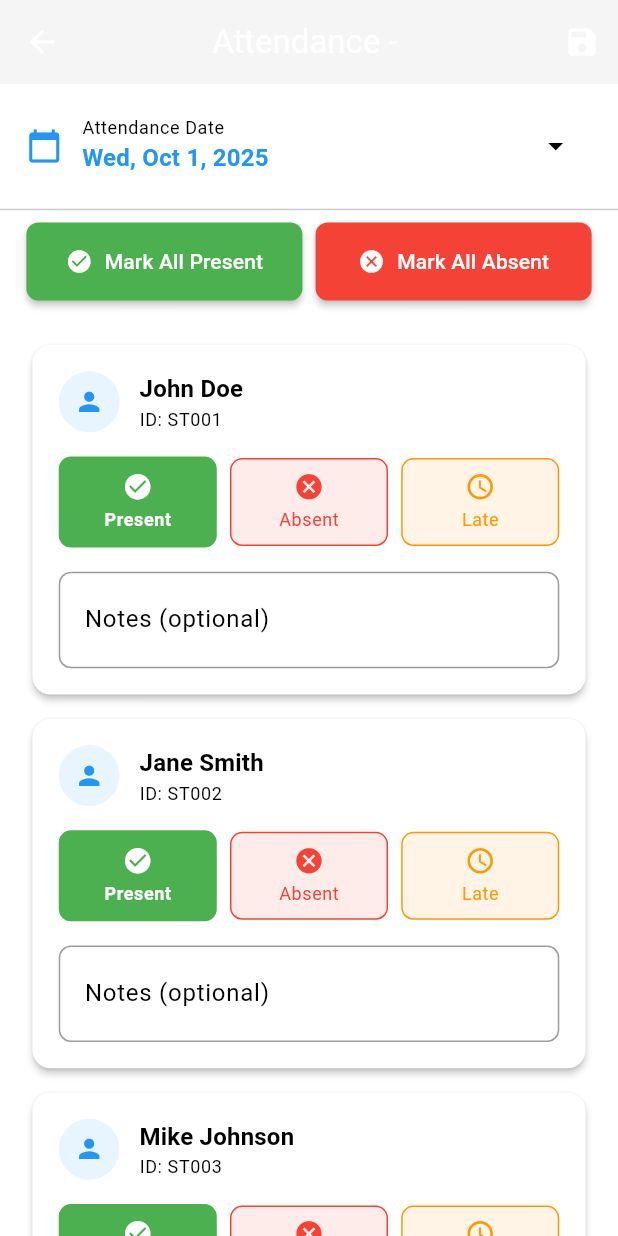
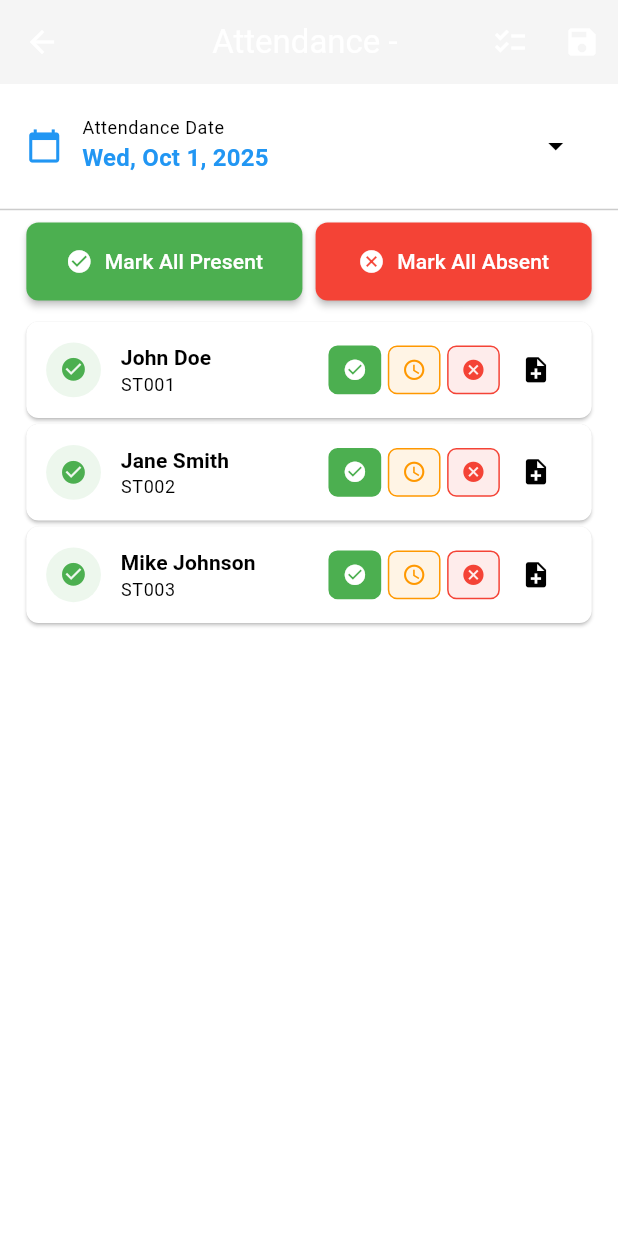
Before and after one commit to blingyplus/school-daily-fee-app, a Flutter app: the AttendanceMarkingPage screen opened directly with empty values, on a phone screen of 412 x 824 dp. Run offline on Flutter 3.47's test engine with Material 3 defaults, Android fonts, the phone set to English and light mode, and no system bars; our stand-ins replace connectivity_plus, dio, equatable, file_picker, flutter_bloc, flutter_screenutil and 7 more; missing offline and left inert: excel; accounts and stored records are empty.

Commit message:
Implement selection mode in attendance marking page, allowing users to select multiple students and mark their attendance as present or absent. Update UI components to reflect selection state and enhance user interaction with new action buttons. Refactor attendance student card to support selection and improve visual feedback for selected students.

```diff
--- a/lib/features/attendance/presentation/pages/attendance_marking_page.dart
+++ b/lib/features/attendance/presentation/pages/attendance_marking_page.dart
@@ -30,8 +30,10 @@ class _AttendanceMarkingPageState extends State<AttendanceMarkingPage> {
   DateTime _selectedDate = DateTime.now();
   final Map<String, AttendanceStatus> _attendanceMap = {};
   final Map<String, String> _notesMap = {};
+  final Set<String> _selectedStudents = {};
   List<Student> _students = [];
   bool _isLoading = true;
+  bool _isSelectionMode = false;
 
   @override
   void initState() {
@@ -86,10 +88,24 @@ class _AttendanceMarkingPageState extends State<AttendanceMarkingPage> {
   Widget build(BuildContext context) {
     return Scaffold(
       appBar: AppBar(
-        title: Text('Attendance - ${widget.className}'),
+        title: Text(_isSelectionMode
+            ? '${_selectedStudents.length} selected'
+            : 'Attendance - ${widget.className}'),
         backgroundColor: Theme.of(context).colorScheme.background,
         elevation: 0,
-        actions: [
+        leading: _isSelectionMode
+            ? IconButton(
+                icon: const Icon(Icons.close),
+                onPressed: _exitSelectionMode,
+              )
+            : null,
+        actions: _isSelectionMode
+            ? _buildSelectionModeActions()
+            : [
+                IconButton(
+                  icon: const Icon(Icons.checklist),
+                  onPressed: _enterSelectionMode,
+                ),
                 IconButton(
                   icon: const Icon(Icons.save),
                   onPressed: _saveAttendance,
@@ -111,8 +127,11 @@ class _AttendanceMarkingPageState extends State<AttendanceMarkingPage> {
                   },
                 ),
 
-                // Quick Actions
-                _buildQuickActions(),
+                // Quick Actions (only show when not in selection mode)
+                if (!_isSelectionMode) _buildQuickActions(),
+
+                // Selection Actions (only show when in selection mode)
+                if (_isSelectionMode) _buildSelectionActions(),
 
                 // Students List
                 Expanded(
@@ -140,20 +159,24 @@ class _AttendanceMarkingPageState extends State<AttendanceMarkingPage> {
                       }
 
                       return ListView.builder(
-                        padding: EdgeInsets.all(AppConstants.defaultPadding.w),
+                        padding: EdgeInsets.symmetric(
+                          horizontal: AppConstants.defaultPadding.w,
+                          vertical: 4.h,
+                        ),
                         itemCount: _students.length,
                         itemBuilder: (context, index) {
                           final student = _students[index];
                           final attendanceStatus = _attendanceMap[student.id] ??
                               AttendanceStatus.present;
                           final notes = _notesMap[student.id] ?? '';
+                          final isSelected =
+                              _selectedStudents.contains(student.id);
 
-                          return Padding(
-                            padding: EdgeInsets.only(bottom: 8.h),
-                            child: AttendanceStudentCard(
+                          return AttendanceStudentCard(
                             student: student,
                             attendanceStatus: attendanceStatus,
                             notes: notes,
+                            isSelected: isSelected,
                             onStatusChanged: (status) {
                               setState(() {
                                 _attendanceMap[student.id] = status;
@@ -164,7 +187,17 @@ class _AttendanceMarkingPageState extends State<AttendanceMarkingPage> {
                                 _notesMap[student.id] = notes;
                               });
                             },
-                            ),
+                            onSelectionChanged: _isSelectionMode
+                                ? (selected) {
+                                    setState(() {
+                                      if (selected) {
+                                        _selectedStudents.add(student.id);
+                                      } else {
+                                        _selectedStudents.remove(student.id);
+                                      }
+                                    });
+                                  }
+                                : null,
                           );
                         },
                       );
@@ -228,6 +261,93 @@ class _AttendanceMarkingPageState extends State<AttendanceMarkingPage> {
     });
   }
 
+  Widget _buildSelectionActions() {
+    return Container(
+      padding: EdgeInsets.symmetric(
+        horizontal: AppConstants.defaultPadding.w,
+        vertical: AppConstants.smallPadding.h,
+      ),
+      child: Row(
+        children: [
+          Expanded(
+            child: ElevatedButton.icon(
+              onPressed: _selectedStudents.isNotEmpty
+                  ? () => _markSelectedPresent()
+                  : null,
+              icon: const Icon(Icons.check_circle),
+              label: const Text('Mark Selected Present'),
+              style: ElevatedButton.styleFrom(
+                backgroundColor: Colors.green,
+                foregroundColor: Colors.white,
+                padding: EdgeInsets.symmetric(vertical: 12.h),
+              ),
+            ),
+          ),
+          SizedBox(width: 8.w),
+          Expanded(
+            child: ElevatedButton.icon(
+              onPressed: _selectedStudents.isNotEmpty
+                  ? () => _markSelectedAbsent()
+                  : null,
+              icon: const Icon(Icons.cancel),
+              label: const Text('Mark Selected Absent'),
+              style: ElevatedButton.styleFrom(
+                backgroundColor: Colors.red,
+                foregroundColor: Colors.white,
+                padding: EdgeInsets.symmetric(vertical: 12.h),
+              ),
+            ),
+          ),
+        ],
+      ),
+    );
+  }
+
+  List<Widget> _buildSelectionModeActions() {
+    return [
+      if (_selectedStudents.isNotEmpty) ...[
+        IconButton(
+          icon: const Icon(Icons.check_circle),
+          onPressed: _markSelectedPresent,
+        ),
+        IconButton(
+          icon: const Icon(Icons.cancel),
+          onPressed: _markSelectedAbsent,
+        ),
+      ],
+    ];
+  }
+
+  void _enterSelectionMode() {
+    setState(() {
+      _isSelectionMode = true;
+      _selectedStudents.clear();
+    });
+  }
+
+  void _exitSelectionMode() {
+    setState(() {
+      _isSelectionMode = false;
+      _selectedStudents.clear();
+    });
+  }
+
+  void _markSelectedPresent() {
+    setState(() {
+      for (final studentId in _selectedStudents) {
+        _attendanceMap[studentId] = AttendanceStatus.present;
+      }
+    });
+  }
+
+  void _markSelectedAbsent() {
+    setState(() {
+      for (final studentId in _selectedStudents) {
+        _attendanceMap[studentId] = AttendanceStatus.absent;
+      }
+    });
+  }
+
   void _loadAttendanceForDate(DateTime date) {
     // TODO: Load existing attendance records for the date
     // This would typically fetch from the database
--- a/lib/features/attendance/presentation/widgets/attendance_student_card.dart
+++ b/lib/features/attendance/presentation/widgets/attendance_student_card.dart
@@ -7,167 +7,219 @@ class AttendanceStudentCard extends StatelessWidget {
   final Student student;
   final AttendanceStatus attendanceStatus;
   final String notes;
+  final bool isSelected;
   final ValueChanged<AttendanceStatus> onStatusChanged;
   final ValueChanged<String> onNotesChanged;
+  final VoidCallback? onTap;
+  final ValueChanged<bool>? onSelectionChanged;
 
   const AttendanceStudentCard({
     super.key,
     required this.student,
     required this.attendanceStatus,
     required this.notes,
+    this.isSelected = false,
     required this.onStatusChanged,
     required this.onNotesChanged,
+    this.onTap,
+    this.onSelectionChanged,
   });
 
   @override
   Widget build(BuildContext context) {
     return Card(
-      elevation: 2,
+      elevation: 1,
+      margin: EdgeInsets.symmetric(vertical: 2.h),
       shape: RoundedRectangleBorder(
-        borderRadius: BorderRadius.circular(12.r),
+        borderRadius: BorderRadius.circular(8.r),
+        side: isSelected
+            ? BorderSide(color: Theme.of(context).colorScheme.primary, width: 2)
+            : BorderSide.none,
       ),
+      child: InkWell(
+        onTap: onTap,
+        borderRadius: BorderRadius.circular(8.r),
         child: Padding(
-        padding: EdgeInsets.all(16.w),
-        child: Column(
-          crossAxisAlignment: CrossAxisAlignment.start,
+          padding: EdgeInsets.symmetric(horizontal: 12.w, vertical: 8.h),
+          child: Row(
             children: [
-            // Student Info
-            Row(
-              children: [
+              // Selection Checkbox (only show when selection mode is enabled)
+              if (onSelectionChanged != null) ...[
+                Checkbox(
+                  value: isSelected,
+                  onChanged: (value) => onSelectionChanged!(value ?? false),
+                  materialTapTargetSize: MaterialTapTargetSize.shrinkWrap,
+                ),
+                SizedBox(width: 8.w),
+              ],
+
+              // Student Avatar
               CircleAvatar(
-                  radius: 20.r,
+                radius: 18.r,
                 backgroundColor:
-                      Theme.of(context).colorScheme.primary.withOpacity(0.1),
+                    _getStatusColor(attendanceStatus).withOpacity(0.1),
                 child: Icon(
-                    Icons.person,
-                    size: 20.sp,
-                    color: Theme.of(context).colorScheme.primary,
+                  _getStatusIcon(attendanceStatus),
+                  size: 18.sp,
+                  color: _getStatusColor(attendanceStatus),
                 ),
               ),
+
               SizedBox(width: 12.w),
+
+              // Student Info
               Expanded(
                 child: Column(
                   crossAxisAlignment: CrossAxisAlignment.start,
                   children: [
                     Text(
                       student.fullName,
-                        style:
-                            Theme.of(context).textTheme.titleMedium?.copyWith(
-                                  fontWeight: FontWeight.bold,
+                      style: Theme.of(context).textTheme.titleSmall?.copyWith(
+                            fontWeight: FontWeight.w600,
                           ),
+                      maxLines: 1,
+                      overflow: TextOverflow.ellipsis,
                     ),
                     Text(
-                        'ID: ${student.studentId}',
+                      student.studentId,
                       style: Theme.of(context).textTheme.bodySmall?.copyWith(
-                              color: Theme.of(context)
-                                  .colorScheme
-                                  .onSurfaceVariant,
+                            color:
+                                Theme.of(context).colorScheme.onSurfaceVariant,
                           ),
                     ),
                   ],
                 ),
               ),
-              ],
+
+              // Status Toggle Buttons
+              Row(
+                mainAxisSize: MainAxisSize.min,
+                children: [
+                  _buildStatusToggle(
+                    context,
+                    AttendanceStatus.present,
+                    Icons.check_circle,
+                    Colors.green,
                   ),
-
-            SizedBox(height: 16.h),
-
-            // Attendance Status Buttons
-            Row(
-              children: [
-                Expanded(
-                  child: _buildStatusButton(
+                  SizedBox(width: 4.w),
+                  _buildStatusToggle(
                     context,
-                    'Present',
-                    AttendanceStatus.present,
-                    Colors.green,
-                    Icons.check_circle,
+                    AttendanceStatus.late,
+                    Icons.schedule,
+                    Colors.orange,
                   ),
-                ),
-                SizedBox(width: 8.w),
-                Expanded(
-                  child: _buildStatusButton(
+                  SizedBox(width: 4.w),
+                  _buildStatusToggle(
                     context,
-                    'Absent',
                     AttendanceStatus.absent,
+                    Icons.cancel,
                     Colors.red,
-                    Icons.cancel,
-                  ),
-                ),
-                SizedBox(width: 8.w),
-                Expanded(
-                  child: _buildStatusButton(
-                    context,
-                    'Late',
-                    AttendanceStatus.late,
-                    Colors.orange,
-                    Icons.schedule,
-                  ),
                   ),
                 ],
               ),
 
-            SizedBox(height: 16.h),
-
-            // Notes Field
-            TextField(
-              onChanged: onNotesChanged,
-              decoration: InputDecoration(
-                labelText: 'Notes (optional)',
-                border: const OutlineInputBorder(),
-                contentPadding: EdgeInsets.symmetric(
-                  horizontal: 12.w,
-                  vertical: 8.h,
+              // Notes Button
+              IconButton(
+                onPressed: () => _showNotesDialog(context),
+                icon: Icon(
+                  notes.isNotEmpty ? Icons.note : Icons.note_add,
+                  size: 20.sp,
+                  color: notes.isNotEmpty
+                      ? Theme.of(context).colorScheme.primary
+                      : Theme.of(context).colorScheme.onSurfaceVariant,
                 ),
-              ),
-              maxLines: 2,
+                constraints: BoxConstraints(minWidth: 32.w, minHeight: 32.h),
+                padding: EdgeInsets.zero,
               ),
             ],
+          ),
         ),
       ),
     );
   }
 
-  Widget _buildStatusButton(
+  Widget _buildStatusToggle(
     BuildContext context,
-    String label,
     AttendanceStatus status,
+    IconData icon,
     Color color,
-    IconData icon,
   ) {
     final isSelected = attendanceStatus == status;
 
     return GestureDetector(
       onTap: () => onStatusChanged(status),
       child: Container(
-        padding: EdgeInsets.symmetric(vertical: 8.h),
+        width: 32.w,
+        height: 32.h,
         decoration: BoxDecoration(
           color: isSelected ? color : color.withOpacity(0.1),
-          borderRadius: BorderRadius.circular(8.r),
+          borderRadius: BorderRadius.circular(6.r),
           border: Border.all(
             color: color,
             width: isSelected ? 2 : 1,
           ),
         ),
-        child: Column(
-          children: [
-            Icon(
+        child: Icon(
           icon,
           color: isSelected ? Colors.white : color,
-              size: 20.sp,
-            ),
-            SizedBox(height: 4.h),
-            Text(
-              label,
-              style: Theme.of(context).textTheme.bodySmall?.copyWith(
-                    color: isSelected ? Colors.white : color,
-                    fontWeight:
-                        isSelected ? FontWeight.bold : FontWeight.normal,
-                  ),
-            ),
-          ],
+          size: 16.sp,
         ),
       ),
     );
   }
+
+  Color _getStatusColor(AttendanceStatus status) {
+    switch (status) {
+      case AttendanceStatus.present:
+        return Colors.green;
+      case AttendanceStatus.absent:
+        return Colors.red;
+      case AttendanceStatus.late:
+        return Colors.orange;
     }
+  }
+
+  IconData _getStatusIcon(AttendanceStatus status) {
+    switch (status) {
+      case AttendanceStatus.present:
+        return Icons.check_circle;
+      case AttendanceStatus.absent:
+        return Icons.cancel;
+      case AttendanceStatus.late:
+        return Icons.schedule;
+    }
+  }
+
+  void _showNotesDialog(BuildContext context) {
+    final controller = TextEditingController(text: notes);
+
+    showDialog(
+      context: context,
+      builder: (context) => AlertDialog(
+        title: Text('Notes for ${student.fullName}'),
+        content: TextField(
+          controller: controller,
+          decoration: const InputDecoration(
+            hintText: 'Add notes (optional)',
+            border: OutlineInputBorder(),
+          ),
+          maxLines: 3,
+          autofocus: true,
+        ),
+        actions: [
+          TextButton(
+            onPressed: () => Navigator.of(context).pop(),
+            child: const Text('Cancel'),
+          ),
+          TextButton(
+            onPressed: () {
+              onNotesChanged(controller.text.trim());
+              Navigator.of(context).pop();
+            },
+            child: const Text('Save'),
+          ),
+        ],
+      ),
+    );
+  }
+}
```
Lines whose indentation alone changed are shown as unchanged.
